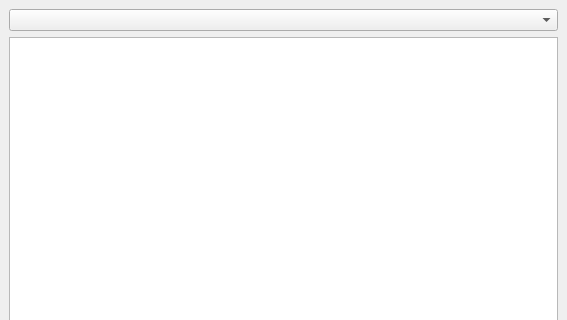
First picture: the form in main/gui/mainwindowgraphictest.ui, repository benediktibk/bomberman, before the edit; both pictures show x 0 to 567 and y 0 to 320 of the 567 by 463 pixel window.
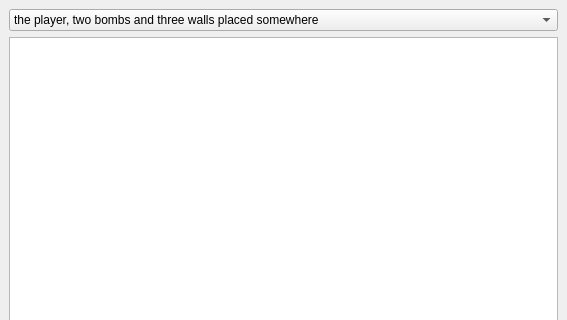
Second picture: the form after the edit.

Commit message: added example game state with wall, bomb and player

```diff
--- a/main/gui/mainwindowgraphictest.ui
+++ b/main/gui/mainwindowgraphictest.ui
@@ -26,7 +26,13 @@
      </widget>
     </item>
     <item row="0" column="0">
-     <widget class="QComboBox" name="comboBox"/>
+     <widget class="QComboBox" name="comboBox">
+      <item>
+       <property name="text">
+        <string>the player, two bombs and three walls placed somewhere</string>
+       </property>
+      </item>
+     </widget>
     </item>
    </layout>
   </widget>
```
The commit also changes 4 other files.
